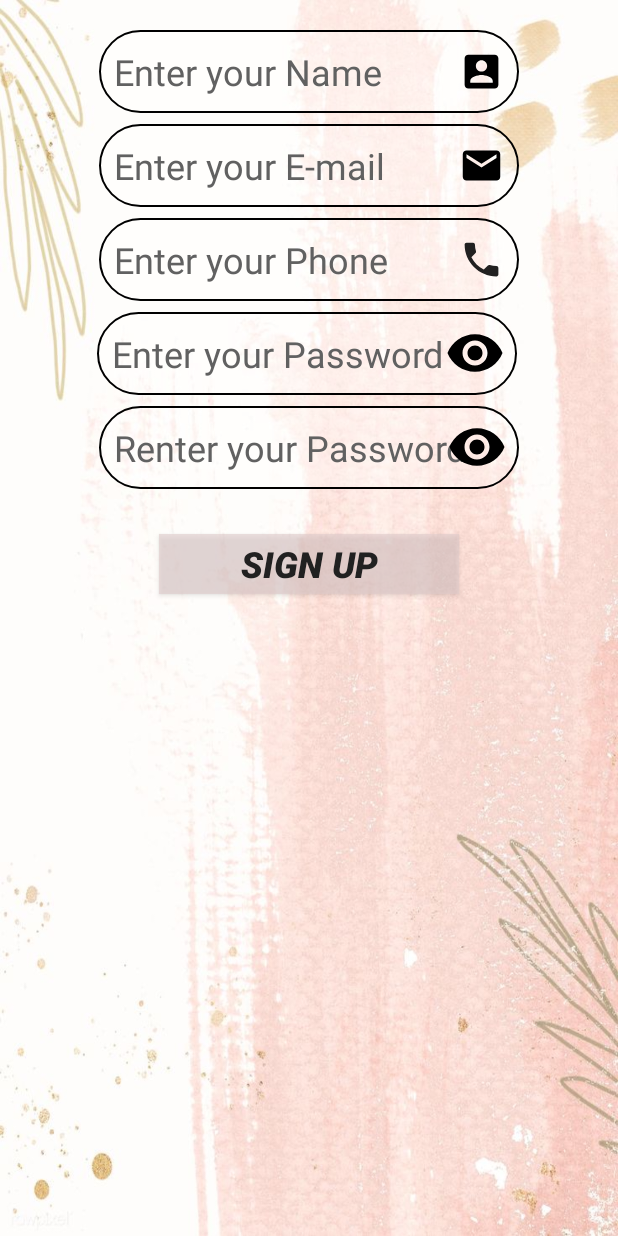
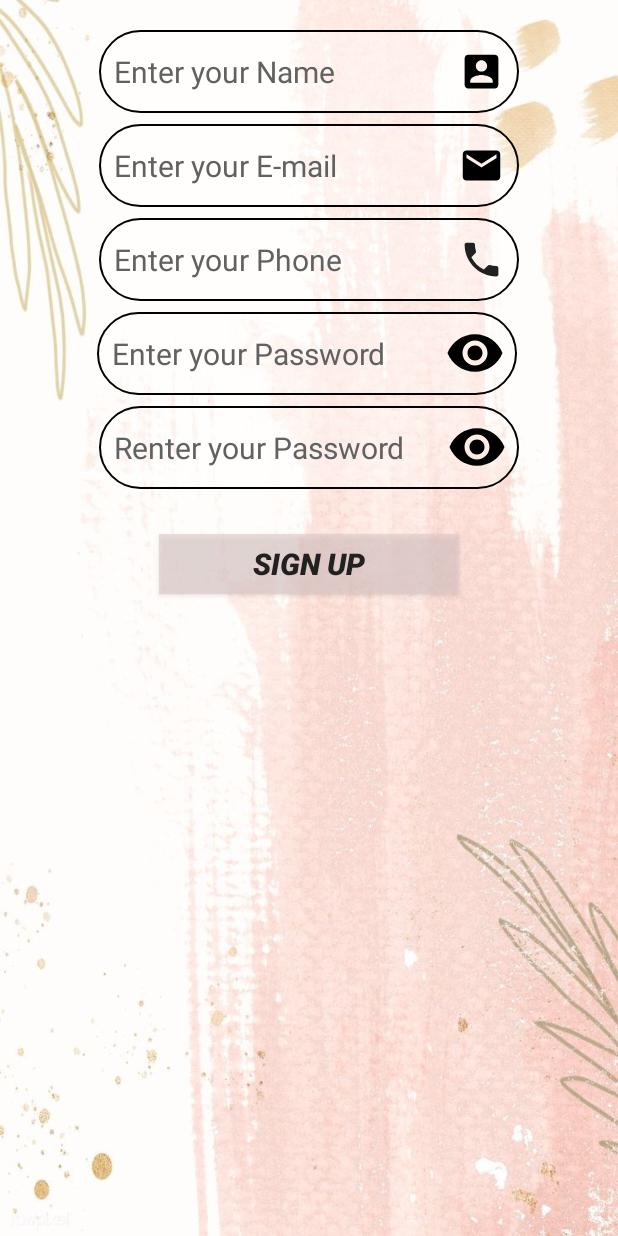
Before and after one commit to Android-AEMM/Trainning_proj, an Android app: the MainActivity screen opened directly, with no data from a screen before it, on a phone screen of 412 x 824 dp. Run offline under Robolectric (Android 15) with nearby library versions, the phone set to English and light mode, and no system bars.

Commit message:
layout-hdpi

```diff
--- a/app/src/main/res/layout-hdpi/activity_main.xml
+++ b/app/src/main/res/layout-hdpi/activity_main.xml
@@ -17,7 +17,7 @@
         android:hint="@string/Name"
         android:padding="10dp"
         android:textColorHint="@color/gray700"
-        android:textSize="24sp"
+        android:textSize="20sp"
         app:layout_constraintLeft_toLeftOf="@id/layout_signUp"
         app:layout_constraintRight_toRightOf="@id/layout_signUp"
         app:layout_constraintTop_toTopOf="@id/layout_signUp" />
@@ -32,7 +32,7 @@
         android:hint="@string/email"
         android:padding="10dp"
         android:textColorHint="@color/gray700"
-        android:textSize="24sp"
+        android:textSize="20sp"
         app:layout_constraintLeft_toLeftOf="@id/layout_signUp"
         app:layout_constraintRight_toRightOf="@id/layout_signUp"
         app:layout_constraintTop_toBottomOf="@id/et1_name" />
@@ -48,7 +48,7 @@
         android:hint="@string/mobile"
         android:padding="10dp"
         android:textColorHint="@color/gray700"
-        android:textSize="24sp"
+        android:textSize="20sp"
         app:layout_constraintLeft_toLeftOf="@id/layout_signUp"
         app:layout_constraintRight_toRightOf="@id/layout_signUp"
         app:layout_constraintTop_toBottomOf="@id/et1_mail" />
@@ -65,7 +65,7 @@
         android:inputType="textPassword"
         android:padding="10dp"
         android:textColorHint="@color/gray700"
-        android:textSize="24sp"
+        android:textSize="20sp"
         app:layout_constraintHorizontal_bias="0.491"
         app:layout_constraintLeft_toLeftOf="@id/layout_signUp"
         app:layout_constraintRight_toRightOf="@id/layout_signUp"
@@ -81,7 +81,7 @@
         android:inputType="textPassword"
         android:padding="10dp"
         android:textColorHint="@color/gray700"
-        android:textSize="24sp"
+        android:textSize="20sp"
         app:layout_constraintLeft_toLeftOf="@id/layout_signUp"
         app:layout_constraintRight_toRightOf="@id/layout_signUp"
         app:layout_constraintTop_toBottomOf="@id/et1_pass" />
@@ -95,7 +95,7 @@
         android:gravity="center"
         android:text="@string/btn_signUp"
         android:textColor="@color/gray900"
-        android:textSize="24dp"
+        android:textSize="20dp"
         android:textStyle="bold|italic"
         app:layout_constraintLeft_toLeftOf="@id/layout_signUp"
         app:layout_constraintRight_toRightOf="@id/layout_signUp"
```
